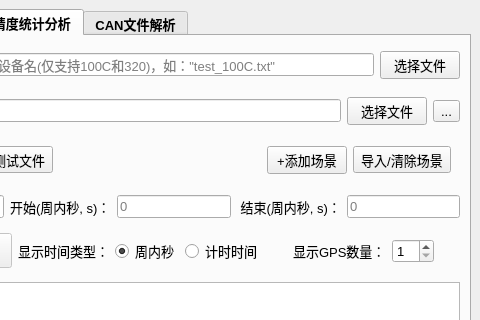
This is view/MainWindow_DataAnalysis.ui in myaGr/master as Qt 5 draws it before an edit; both pictures show x 174 to 654 and y 0 to 320 of the 654 by 686 pixel window. The edited form follows.
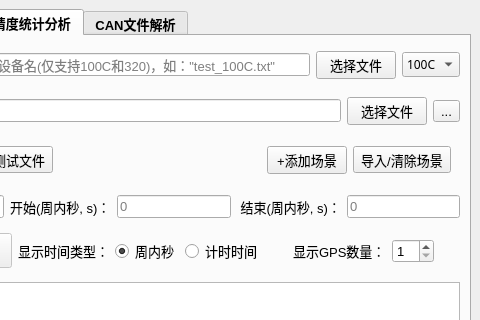
This is the edited form. Icons and pictures are not drawn.

```diff
--- a/view/MainWindow_DataAnalysis.ui
+++ b/view/MainWindow_DataAnalysis.ui
@@ -344,6 +344,29 @@
              </property>
             </widget>
            </item>
+           <item>
+            <widget class="QComboBox" name="select_type">
+             <property name="font">
+              <font>
+               <family>黑体</family>
+               <pointsize>9</pointsize>
+               <weight>50</weight>
+               <italic>false</italic>
+               <bold>false</bold>
+              </font>
+             </property>
+             <item>
+              <property name="text">
+               <string>100C</string>
+              </property>
+             </item>
+             <item>
+              <property name="text">
+               <string>320</string>
+              </property>
+             </item>
+            </widget>
+           </item>
           </layout>
          </widget>
         </item>
```
